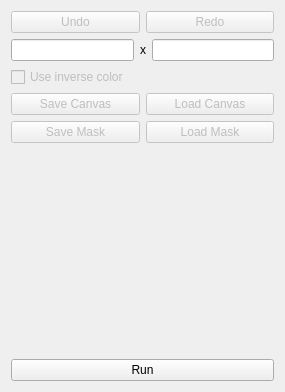
First picture: the form in forms/sidebar.ui, repository kuzmoyev/DZO, before the edit.
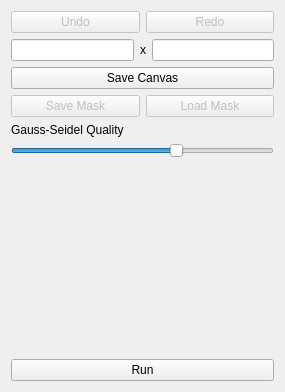
Second picture: the form after the edit.

Commit message: Add iteration count settings

Patch:
```diff
--- a/forms/sidebar.ui
+++ b/forms/sidebar.ui
@@ -101,38 +101,18 @@
      <item>
       <layout class="QHBoxLayout" name="color_btn_lo_"/>
      </item>
-     <item>
-      <widget class="QCheckBox" name="invert_color_cbox_">
-       <property name="enabled">
-        <bool>false</bool>
-       </property>
-       <property name="text">
-        <string>Use inverse color</string>
-       </property>
-      </widget>
-     </item>
      <item>
       <layout class="QHBoxLayout" name="_horizontalLayout_3">
        <item>
         <widget class="QPushButton" name="save_canvas_btn_">
          <property name="enabled">
-          <bool>false</bool>
+          <bool>true</bool>
          </property>
          <property name="text">
           <string>Save Canvas</string>
          </property>
         </widget>
        </item>
-       <item>
-        <widget class="QPushButton" name="load_canvas_btn_">
-         <property name="enabled">
-          <bool>false</bool>
-         </property>
-         <property name="text">
-          <string>Load Canvas</string>
-         </property>
-        </widget>
-       </item>
       </layout>
      </item>
      <item>
@@ -159,6 +139,29 @@
        </item>
       </layout>
      </item>
+     <item>
+      <widget class="QLabel" name="label">
+       <property name="text">
+        <string>Gauss-Seidel Quality</string>
+       </property>
+      </widget>
+     </item>
+     <item>
+      <widget class="QSlider" name="iterations_count_">
+       <property name="minimum">
+        <number>20</number>
+       </property>
+       <property name="maximum">
+        <number>31</number>
+       </property>
+       <property name="value">
+        <number>27</number>
+       </property>
+       <property name="orientation">
+        <enum>Qt::Horizontal</enum>
+       </property>
+      </widget>
+     </item>
      <item>
       <spacer name="_verticalSpacer">
        <property name="orientation">
```
The commit also changes 10 other files.
